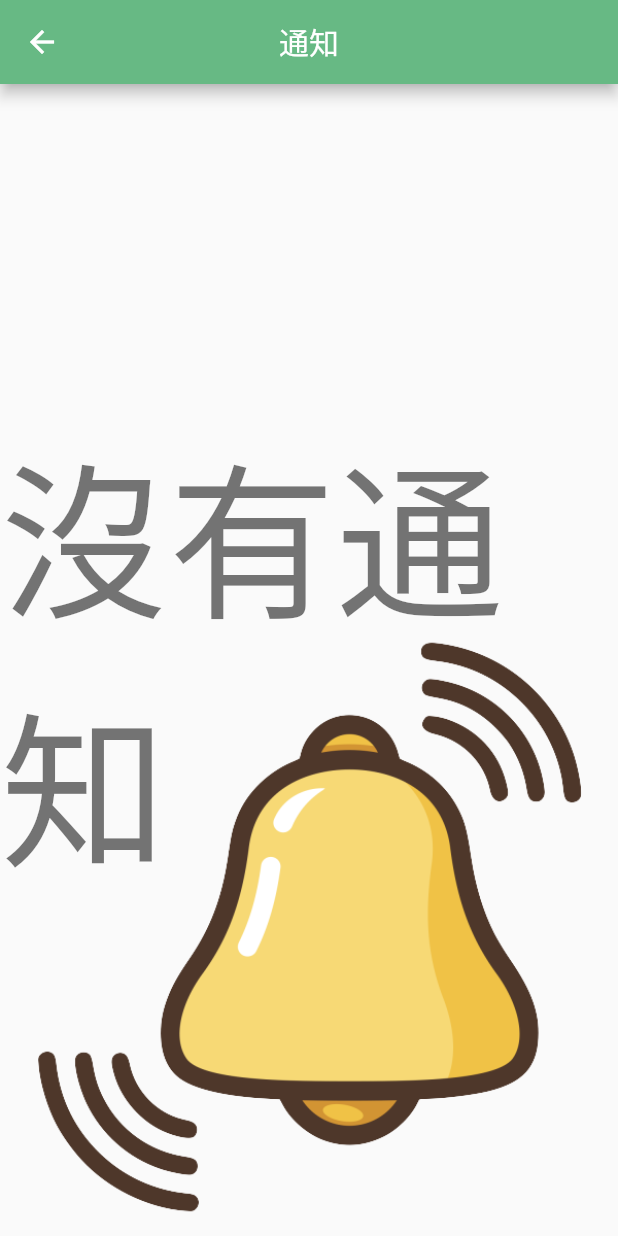
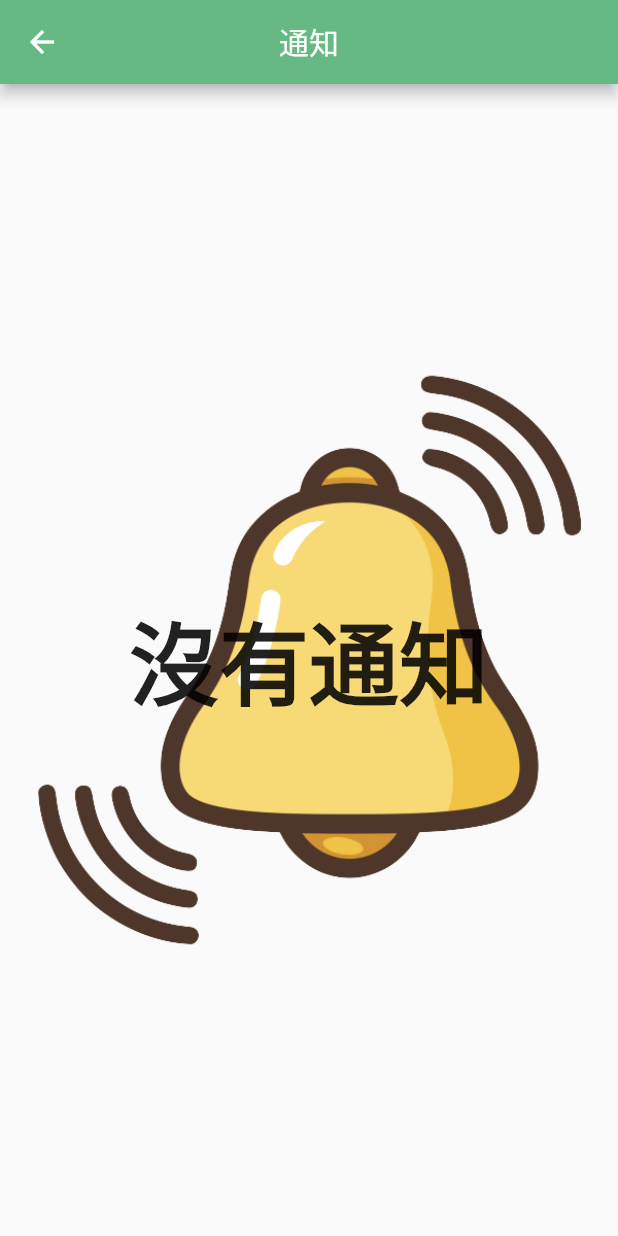
Before and after one commit to EMbeddedNTU/final_frontend, a Flutter app: the screen it shows after launch, after a tap on an icon or button, on a phone screen of 412 x 824 dp. Run offline on Flutter 3.47's test engine with Material 2 defaults, Android fonts, the phone set to English and light mode, and no system bars; our stand-ins replace badges, curved_navigation_bar, font_awesome_flutter, get_it, lottie; network calls fail.

Commit message:
ui update and notification polling

```diff
--- a/lib/components/text_box.dart
+++ b/lib/components/text_box.dart
@@ -8,6 +8,7 @@ class CustomTextBox extends StatelessWidget {
   final Widget? prefix;
   final Widget? suffix;
   final TextEditingController? controller;
+
   @override
   Widget build(BuildContext context) {
     return Container(
--- a/lib/environments/local_config.dart
+++ b/lib/environments/local_config.dart
@@ -2,5 +2,7 @@ import 'package:final_frontend/environments/base_config.dart';
 
 class LocalConfig extends BaseConfig {
   @override
-  String get baseUrl => 'http://localhost:3000/';
+  // String get baseUrl => 'http://localhost:3000/';
+  String get baseUrl => 'http://192.168.0.106:3000/';
+  // String get baseUrl => 'http://192.168.0.110:3000/';
 }
--- a/lib/screens/home/agent_setting/agent_setting_page.dart
+++ b/lib/screens/home/agent_setting/agent_setting_page.dart
@@ -1,4 +1,5 @@
 import 'package:final_frontend/data/client/agent_service.dart';
+import 'package:final_frontend/data/client/notification_service.dart';
 import 'package:final_frontend/data/model/agent_info.dart';
 import 'package:final_frontend/screens/home/agent_setting/components/agent_item_view.dart';
 import 'package:final_frontend/components/text_box.dart';
@@ -17,7 +18,9 @@ class AgentSettingPage extends BaseStatelessWidget<AgentSettingModel> {
   @override
   AgentSettingModel createProvider(BuildContext context) {
     final AgentService agentService = GetIt.instance<AgentService>();
-    return AgentSettingModel(agentService);
+    final NotificationService notificationService =
+        GetIt.instance<NotificationService>();
+    return AgentSettingModel(agentService, notificationService);
   }
 
   @override
@@ -39,17 +42,23 @@ class AgentSettingPage extends BaseStatelessWidget<AgentSettingModel> {
                       Icons.clear_all_rounded,
                       size: 28,
                     ))),
-            NotificationBox(
-              number: 1,
-              onTap: () {
-                Navigator.of(context).push(MaterialPageRoute(
-                    builder: (context) => const NotificationPage()));
-              },
-            )
+            buildNotificationButton(context)
           ],
         ),
       ),
       body: buildMain(context),
+    );
+  }
+
+  Widget buildNotificationButton(BuildContext context) {
+    final int notificationNum =
+        context.watch<AgentSettingModel>().notifications.length;
+    return NotificationBox(
+      number: notificationNum,
+      onTap: () {
+        Navigator.of(context).push(
+            MaterialPageRoute(builder: (context) => const NotificationPage()));
+      },
     );
   }
 
@@ -58,9 +67,7 @@ class AgentSettingPage extends BaseStatelessWidget<AgentSettingModel> {
       child: Column(
         crossAxisAlignment: CrossAxisAlignment.start,
         children: [
-          const SizedBox(
-            height: 10,
-          ),
+          const SizedBox(height: 10),
           Container(
             margin: const EdgeInsets.only(left: 15, right: 15),
             child: const Text(
@@ -68,22 +75,9 @@ class AgentSettingPage extends BaseStatelessWidget<AgentSettingModel> {
               style: TextStyle(fontSize: 20, fontWeight: FontWeight.bold),
             ),
           ),
-          const SizedBox(
-            height: 20,
-          ),
-          Container(
-            margin: const EdgeInsets.only(left: 15, right: 15),
-            child: CustomTextBox(
-              hint: "Search",
-              prefix: const Icon(Icons.search, color: Colors.black),
-              suffix:
-                  const Icon(Icons.filter_list_outlined, color: Colors.black),
-            ),
-          ),
-          const SizedBox(
-            height: 25,
-          ),
           const SizedBox(height: 20),
+          buildSearchBox(context),
+          const SizedBox(height: 45),
           Container(
             margin: const EdgeInsets.only(left: 15, right: 15),
             child: const Text(
@@ -91,15 +85,24 @@ class AgentSettingPage extends BaseStatelessWidget<AgentSettingModel> {
               style: TextStyle(fontSize: 20, fontWeight: FontWeight.bold),
             ),
           ),
-          const SizedBox(
-            height: 10,
-          ),
+          const SizedBox(height: 10),
           Container(
             margin: const EdgeInsets.only(left: 15, right: 15),
             child: buildAgentProfileList(context),
           ),
           const SizedBox(height: 20),
         ],
+      ),
+    );
+  }
+
+  Container buildSearchBox(BuildContext context) {
+    return Container(
+      margin: const EdgeInsets.only(left: 15, right: 15),
+      child: CustomTextBox(
+        hint: "Search",
+        prefix: const Icon(Icons.search, color: Colors.black),
+        suffix: const Icon(Icons.filter_list_outlined, color: Colors.black),
       ),
     );
   }
--- a/lib/screens/home/notification/notification_page.dart
+++ b/lib/screens/home/notification/notification_page.dart
@@ -62,19 +62,20 @@ class NotificationPage extends BaseStatelessWidget<NotificationModel> {
     );
   }
 
-  Container _buildContainerEmptyBulletinBoard(BuildContext context) {
+  Widget _buildContainerEmptyBulletinBoard(BuildContext context) {
     return Container(
       decoration: const BoxDecoration(
         image: DecorationImage(
           image: AssetImage(ImageAsset.notificationIcon),
-          alignment: Alignment.bottomCenter,
+          alignment: Alignment.center,
           fit: BoxFit.contain,
         ),
       ),
-      child: Center(
+      child: const Center(
         child: Text(
           "沒有通知",
-          style: Theme.of(context).textTheme.headline1,
+          textAlign: TextAlign.center,
+          style: TextStyle(fontSize: 60, fontWeight: FontWeight.bold),
         ),
       ),
     );
```
Also changed, not shown: lib/screens/home/agent_setting/agent/agent_detail.dart (+78 -41 lines), lib/screens/home/agent_setting/agent_setting_model.dart (+26 -8 lines), lib/screens/home/gesture_setting/gesture_setting_page.dart (+12 -10 lines), 4 other files.
